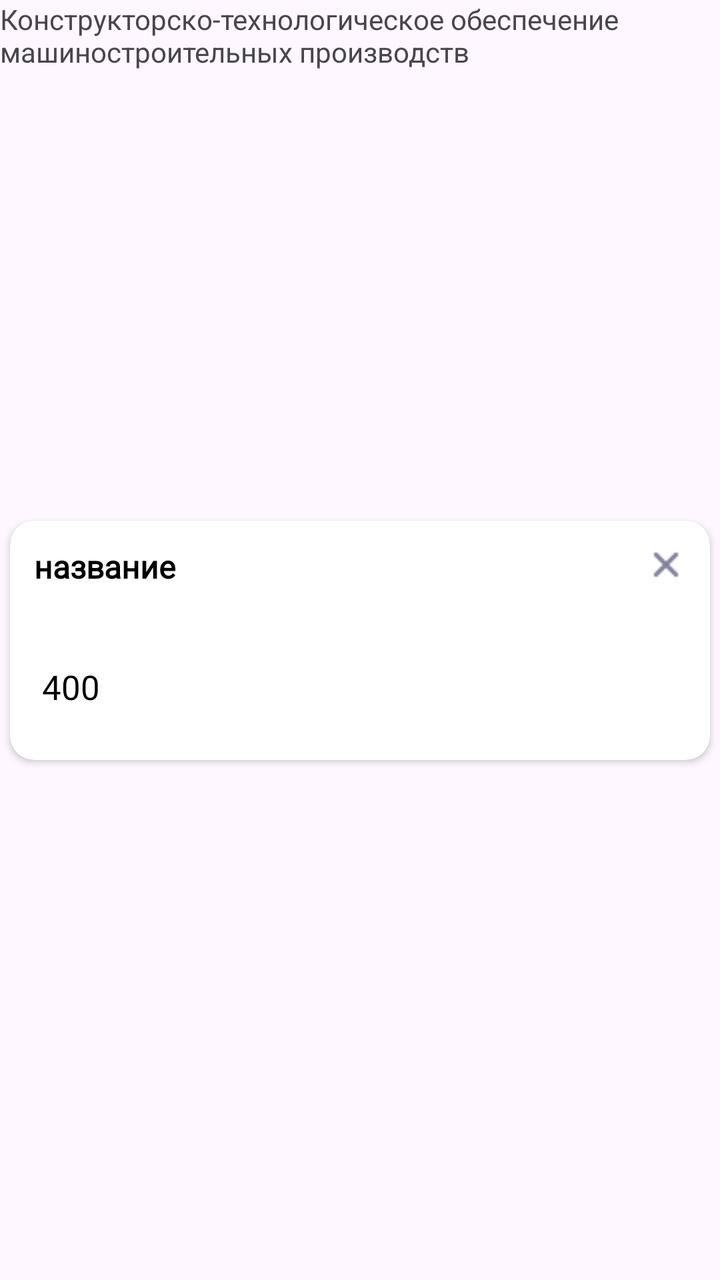
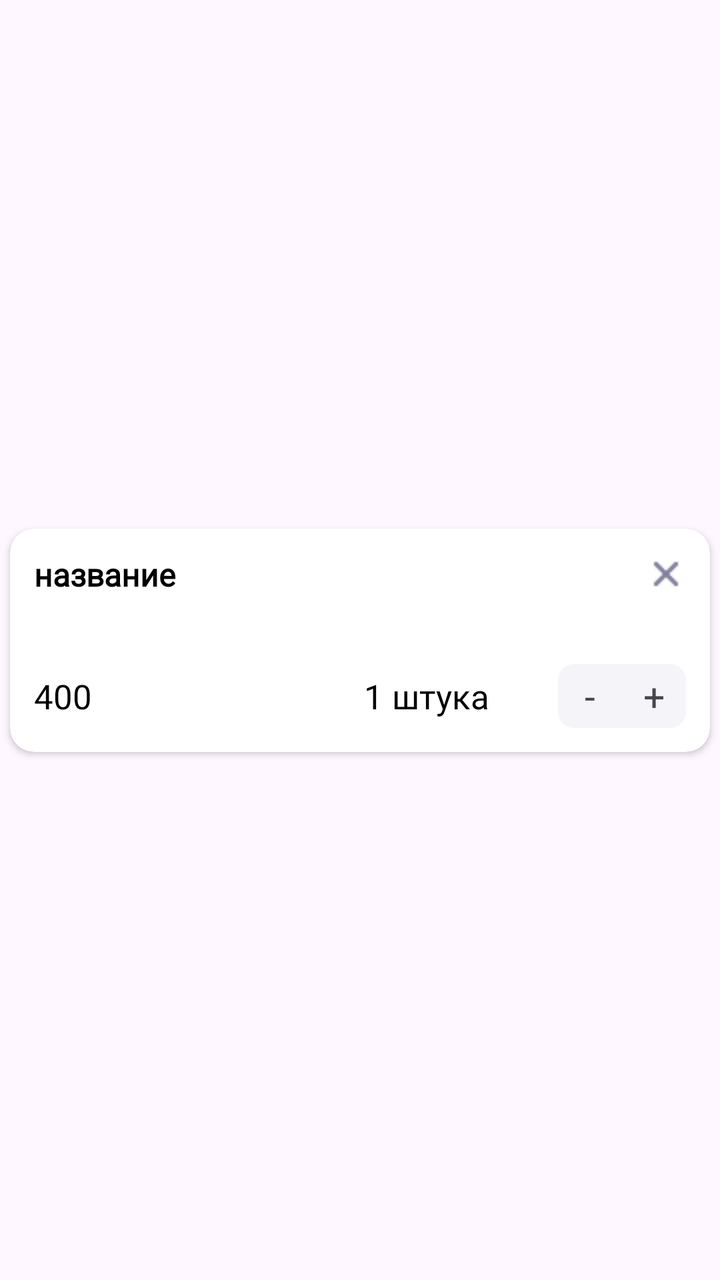

Compare the two renders of this Android layout. The source of the first and the diff that turns it into the second are given below.
<!-- AndroidManifest.xml: application theme Theme.P18_mobilka -->
<!-- res/layout/item_basket.xml -->
<?xml version="1.0" encoding="utf-8"?>
<androidx.constraintlayout.widget.ConstraintLayout xmlns:android="http://schemas.android.com/apk/res/android"
    android:layout_width="match_parent"
    android:layout_height="wrap_content"
    xmlns:app="http://schemas.android.com/apk/res-auto">

    <TextView
        android:id="@+id/textView"
        android:layout_width="wrap_content"
        android:layout_height="wrap_content"
        android:text="Конструкторско-технологическое обеспечение машиностроительных производств" />

    <androidx.cardview.widget.CardView
        android:layout_width="match_parent"
        android:layout_height="wrap_content"
        android:layout_margin="5dp"
        android:background="@color/white"
        app:cardCornerRadius="12dp"
        app:layout_constraintBottom_toBottomOf="parent"
        app:layout_constraintEnd_toEndOf="parent"
        app:flow_firstHorizontalBias="0.444"
        app:layout_constraintStart_toStartOf="parent"
        app:layout_constraintTop_toTopOf="parent">

        <LinearLayout
            android:layout_width="match_parent"
            android:layout_height="wrap_content"
            android:layout_margin="12dp"
            android:orientation="vertical">
            <LinearLayout
                android:layout_width="match_parent"
                android:layout_height="wrap_content"
                android:orientation="horizontal">

                <TextView
                    android:id="@+id/tvName"
                    android:layout_width="match_parent"
                    android:layout_height="wrap_content"
                    android:layout_weight="1"
                    android:fontFamily="@font/roboto"
                    android:text="название"
                    android:textColor="@color/black"
                    android:textSize="16sp"
                    android:textStyle="bold"/>

                    <ImageView
                        android:id="@+id/btn_Item_Clear"
                        android:layout_width="20dp"
                        android:layout_height="20dp"
                        android:src="@drawable/ic_delete"/>

            </LinearLayout>

            <GridLayout
                android:layout_width="match_parent"
                android:layout_height="wrap_content"
                android:layout_marginTop="34dp"
                android:alignmentMode="alignMargins"
                android:columnCount="3"
                android:columnOrderPreserved="false"
                android:orientation="horizontal"
                android:useDefaultMargins="true">

                <TextView
                    android:id="@+id/tvPrice"
                    android:layout_width="match_parent"
                    android:layout_height="wrap_content"
                    android:layout_column="0"
                    android:layout_columnWeight="1"
                    android:fontFamily="@font/roboto"
                    android:text="400"
                    android:textColor="@color/black"
                    android:textFontWeight="500"
                    android:textSize="17sp"/>

                <TextView
                    android:id="@+id/tvCount"
                    android:layout_width="wrap_content"
                    android:layout_height="wrap_content"
                    android:layout_column="1"
                    android:layout_columnWeight="1"
                    android:fontFamily="@font/roboto"
                    android:gravity="center"
                    android:text="1 штука"
                    android:textColor="@color/black"
                    android:textFontWeight="500"
                    android:textSize="17sp" />

                <LinearLayout
                    android:layout_width="wrap_content"
                    android:layout_height="wrap_content"
                    android:layout_column="2"
                    android:layout_columnWeight="1"
                    android:layout_gravity="center_horizontal"
                    android:background="@drawable/btn_minus_and_plus"
                    android:orientation="horizontal">

                    <TextView
                        android:id="@+id/btnMinus"
                        android:layout_width="32dp"
                        android:layout_height="32dp"
                        android:gravity="center"
                        android:text="-"
                        android:textSize="19sp"/>

                    <TextView
                        android:id="@+id/btnPlus"
                        android:layout_width="32dp"
                        android:layout_height="32dp"
                        android:gravity="center"
                        android:text="+"
                        android:textSize="19sp"/>

                </LinearLayout>

            </GridLayout>

        </LinearLayout>

    </androidx.cardview.widget.CardView>>


</androidx.constraintlayout.widget.ConstraintLayout>
<!-- resources referenced by this layout -->
<resources>
  <color name="black">#FF000000</color>
  <color name="white">#FFFFFFFF</color>
  <!-- drawable btn_minus_and_plus (drawable) -->
  <?xml version="1.0" encoding="utf-8"?>
  <shape xmlns:android="http://schemas.android.com/apk/res/android">
      <solid android:color="#f5f5f9"/>
      <corners android:radius="8dp"/>
  </shape>
  <!-- drawable ic_delete: png bitmap (drawable, 324 bytes) -->
  <style name="Theme.P18_mobilka" parent="Base.Theme.P18_mobilka" />
  <style name="Base.Theme.P18_mobilka" parent="Theme.Material3.DayNight.NoActionBar">
          
          
      </style>
</resources>

<!-- the commit's change to res/layout/item_basket.xml (unified diff, before → after) -->
@@ -3,12 +3,6 @@
     android:layout_width="match_parent"
     android:layout_height="wrap_content"
     xmlns:app="http://schemas.android.com/apk/res-auto">
-
-    <TextView
-        android:id="@+id/textView"
-        android:layout_width="wrap_content"
-        android:layout_height="wrap_content"
-        android:text="Конструкторско-технологическое обеспечение машиностроительных производств" />
 
     <androidx.cardview.widget.CardView
         android:layout_width="match_parent"
@@ -27,14 +21,17 @@
             android:layout_height="wrap_content"
             android:layout_margin="12dp"
             android:orientation="vertical">
+
+            
             <LinearLayout
                 android:layout_width="match_parent"
                 android:layout_height="wrap_content"
-                android:orientation="horizontal">
+                android:orientation="horizontal"
+                android:gravity="center_vertical">
 
                 <TextView
                     android:id="@+id/tvName"
-                    android:layout_width="match_parent"
+                    android:layout_width="0dp"
                     android:layout_height="wrap_content"
                     android:layout_weight="1"
                     android:fontFamily="@font/roboto"
@@ -43,30 +40,27 @@
                     android:textSize="16sp"
                     android:textStyle="bold"/>
 
-                    <ImageView
-                        android:id="@+id/btn_Item_Clear"
-                        android:layout_width="20dp"
-                        android:layout_height="20dp"
-                        android:src="@drawable/ic_delete"/>
+                <ImageView
+                    android:id="@+id/btn_Item_Clear"
+                    android:layout_width="20dp"
+                    android:layout_height="20dp"
+                    android:src="@drawable/ic_delete"/>
 
             </LinearLayout>
 
-            <GridLayout
+            
+            <LinearLayout
                 android:layout_width="match_parent"
                 android:layout_height="wrap_content"
                 android:layout_marginTop="34dp"
-                android:alignmentMode="alignMargins"
-                android:columnCount="3"
-                android:columnOrderPreserved="false"
                 android:orientation="horizontal"
-                android:useDefaultMargins="true">
+                android:gravity="center_vertical">
 
                 <TextView
                     android:id="@+id/tvPrice"
-                    android:layout_width="match_parent"
+                    android:layout_width="0dp"
                     android:layout_height="wrap_content"
-                    android:layout_column="0"
-                    android:layout_columnWeight="1"
+                    android:layout_weight="1"
                     android:fontFamily="@font/roboto"
                     android:text="400"
                     android:textColor="@color/black"
@@ -75,23 +69,19 @@
 
                 <TextView
                     android:id="@+id/tvCount"
-                    android:layout_width="wrap_content"
+                    android:layout_width="0dp"
                     android:layout_height="wrap_content"
-                    android:layout_column="1"
-                    android:layout_columnWeight="1"
+                    android:layout_weight="1"
                     android:fontFamily="@font/roboto"
                     android:gravity="center"
                     android:text="1 штука"
                     android:textColor="@color/black"
                     android:textFontWeight="500"
-                    android:textSize="17sp" />
+                    android:textSize="17sp"/>
 
                 <LinearLayout
                     android:layout_width="wrap_content"
                     android:layout_height="wrap_content"
-                    android:layout_column="2"
-                    android:layout_columnWeight="1"
-                    android:layout_gravity="center_horizontal"
                     android:background="@drawable/btn_minus_and_plus"
                     android:orientation="horizontal">
 
@@ -113,11 +103,11 @@
 
                 </LinearLayout>
 
-            </GridLayout>
+            </LinearLayout>
 
         </LinearLayout>
 
-    </androidx.cardview.widget.CardView>>
+    </androidx.cardview.widget.CardView>
 
 
 </androidx.constraintlayout.widget.ConstraintLayout>
